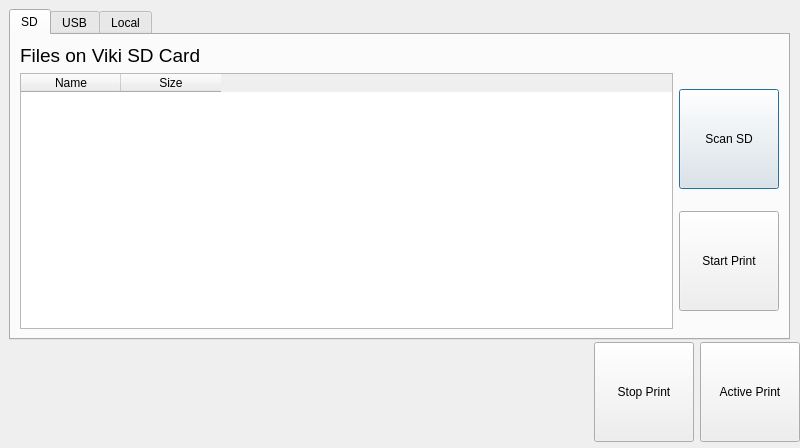
The window that ClientApp/qt/printpage_qt.ui (re3Dprinting/touchscreen) describes before a commit, drawn with Qt 5.
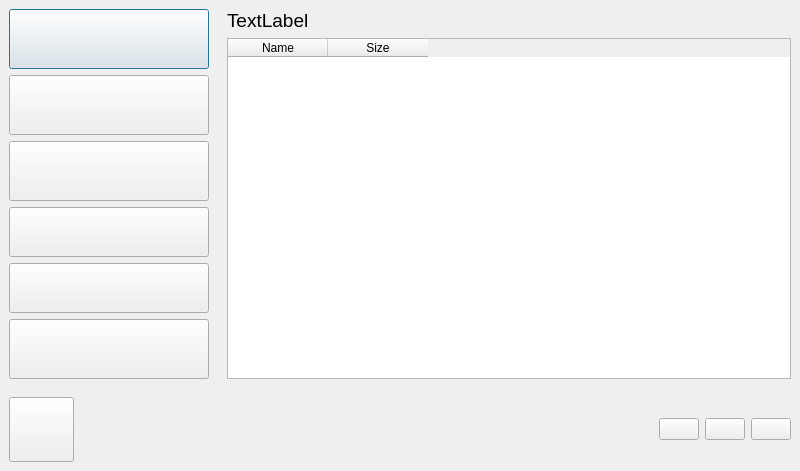
The same window after the commit. Icons and pictures are not drawn.

Commit message: Print Window Overhaul

The edit to the form file:
```diff
--- a/ClientApp/qt/printpage_qt.ui
+++ b/ClientApp/qt/printpage_qt.ui
@@ -19,35 +19,269 @@
   <property name="windowTitle">
    <string>ControlWindow</string>
   </property>
-  <widget class="QTabWidget" name="tabWidget">
-   <property name="geometry">
-    <rect>
-     <x>9</x>
-     <y>9</y>
-     <width>781</width>
-     <height>331</height>
-    </rect>
+  <layout class="QVBoxLayout" name="verticalLayout_7">
+   <property name="spacing">
+    <number>0</number>
    </property>
-   <property name="layoutDirection">
-    <enum>Qt::LeftToRight</enum>
+   <property name="leftMargin">
+    <number>0</number>
    </property>
-   <property name="tabPosition">
-    <enum>QTabWidget::North</enum>
+   <property name="topMargin">
+    <number>0</number>
    </property>
-   <property name="tabShape">
-    <enum>QTabWidget::Rounded</enum>
+   <property name="rightMargin">
+    <number>0</number>
    </property>
+   <property name="bottomMargin">
+    <number>0</number>
+   </property>
+   <item>
+    <layout class="QHBoxLayout" name="horizontalLayout">
+     <property name="spacing">
+      <number>0</number>
+     </property>
+     <item>
+      <widget class="QWidget" name="LeftBar" native="true">
+       <layout class="QVBoxLayout" name="verticalLayout_6">
+        <property name="spacing">
+         <number>6</number>
+        </property>
+        <property name="bottomMargin">
+         <number>9</number>
+        </property>
+        <item>
+         <widget class="QPushButton" name="pushbutton_SDtab">
+          <property name="sizePolicy">
+           <sizepolicy hsizetype="Maximum" vsizetype="Maximum">
+            <horstretch>0</horstretch>
+            <verstretch>0</verstretch>
+           </sizepolicy>
+          </property>
+          <property name="minimumSize">
+           <size>
+            <width>200</width>
+            <height>60</height>
+           </size>
+          </property>
+          <property name="maximumSize">
+           <size>
+            <width>16777215</width>
+            <height>16777215</height>
+           </size>
+          </property>
+          <property name="text">
+           <string/>
+          </property>
+          <property name="icon">
+           <iconset resource="img.qrc">
+            <normaloff>:/img/img/SD.png</normaloff>:/img/img/SD.png</iconset>
+          </property>
+          <property name="iconSize">
+           <size>
+            <width>160</width>
+            <height>40</height>
+           </size>
+          </property>
+         </widget>
+        </item>
+        <item>
+         <widget class="QPushButton" name="pushbutton_USBtab">
+          <property name="sizePolicy">
+           <sizepolicy hsizetype="Maximum" vsizetype="Maximum">
+            <horstretch>0</horstretch>
+            <verstretch>0</verstretch>
+           </sizepolicy>
+          </property>
+          <property name="minimumSize">
+           <size>
+            <width>200</width>
+            <height>60</height>
+           </size>
+          </property>
+          <property name="maximumSize">
+           <size>
+            <width>16777215</width>
+            <height>16777215</height>
+           </size>
+          </property>
+          <property name="text">
+           <string/>
+          </property>
+          <property name="icon">
+           <iconset resource="img.qrc">
+            <normaloff>:/img/img/USB_(2).png</normaloff>:/img/img/USB_(2).png</iconset>
+          </property>
+          <property name="iconSize">
+           <size>
+            <width>160</width>
+            <height>40</height>
+           </size>
+          </property>
+         </widget>
+        </item>
+        <item>
+         <widget class="QPushButton" name="pushbutton_Localtab">
+          <property name="sizePolicy">
+           <sizepolicy hsizetype="Maximum" vsizetype="Maximum">
+            <horstretch>0</horstretch>
+            <verstretch>0</verstretch>
+           </sizepolicy>
+          </property>
+          <property name="minimumSize">
+           <size>
+            <width>200</width>
+            <height>60</height>
+           </size>
+          </property>
+          <property name="maximumSize">
+           <size>
+            <width>16777215</width>
+            <height>16777215</height>
+           </size>
+          </property>
+          <property name="text">
+           <string/>
+          </property>
+          <property name="icon">
+           <iconset resource="img.qrc">
+            <normaloff>:/img/img/LOCAL.png</normaloff>:/img/img/LOCAL.png</iconset>
+          </property>
+          <property name="iconSize">
+           <size>
+            <width>160</width>
+            <height>40</height>
+           </size>
+          </property>
+         </widget>
+        </item>
+        <item>
+         <spacer name="verticalSpacer">
+          <property name="orientation">
+           <enum>Qt::Vertical</enum>
+          </property>
+          <property name="sizeHint" stdset="0">
+           <size>
+            <width>20</width>
+            <height>40</height>
+           </size>
+          </property>
+         </spacer>
+        </item>
+        <item>
+         <widget class="QPushButton" name="pushbutton_folder_up">
+          <property name="sizePolicy">
+           <sizepolicy hsizetype="Maximum" vsizetype="Maximum">
+            <horstretch>0</horstretch>
+            <verstretch>0</verstretch>
+           </sizepolicy>
+          </property>
+          <property name="minimumSize">
+           <size>
+            <width>200</width>
+            <height>50</height>
+           </size>
+          </property>
+          <property name="maximumSize">
+           <size>
+            <width>16777215</width>
+            <height>16777215</height>
+           </size>
+          </property>
+          <property name="text">
+           <string/>
+          </property>
+          <property name="icon">
+           <iconset resource="img.qrc">
+            <normaloff>:/img/img/Up_one_folder.png</normaloff>:/img/img/Up_one_folder.png</iconset>
+          </property>
+          <property name="iconSize">
+           <size>
+            <width>160</width>
+            <height>40</height>
+           </size>
+          </property>
+         </widget>
+        </item>
+        <item>
+         <widget class="QPushButton" name="pushbutton_folder_open">
+          <property name="sizePolicy">
+           <sizepolicy hsizetype="Maximum" vsizetype="Maximum">
+            <horstretch>0</horstretch>
+            <verstretch>0</verstretch>
+           </sizepolicy>
+          </property>
+          <property name="minimumSize">
+           <size>
+            <width>200</width>
+            <height>50</height>
+           </size>
+          </property>
+          <property name="maximumSize">
+           <size>
+            <width>16777215</width>
+            <height>16777215</height>
+           </size>
+          </property>
+          <property name="text">
+           <string/>
+          </property>
+          <property name="icon">
+           <iconset resource="img.qrc">
+            <normaloff>:/img/img/Open_folder.png</normaloff>:/img/img/Open_folder.png</iconset>
+          </property>
+          <property name="iconSize">
+           <size>
+            <width>160</width>
+            <height>40</height>
+           </size>
+          </property>
+         </widget>
+        </item>
+        <item>
+         <widget class="QPushButton" name="pushbutton_scan_sd">
+          <property name="sizePolicy">
+           <sizepolicy hsizetype="Maximum" vsizetype="Maximum">
+            <horstretch>0</horstretch>
+            <verstretch>0</verstretch>
+           </sizepolicy>
+          </property>
+          <property name="minimumSize">
+           <size>
+            <width>200</width>
+            <height>60</height>
+           </size>
+          </property>
+          <property name="maximumSize">
+           <size>
+            <width>16777215</width>
+            <height>16777215</height>
+           </size>
+          </property>
+          <property name="text">
+           <string/>
+          </property>
+          <property name="icon">
+           <iconset resource="img.qrc">
+            <normaloff>:/img/img/Scan.png</normaloff>:/img/img/Scan.png</iconset>
+          </property>
+          <property name="iconSize">
+           <size>
+            <width>160</width>
+            <height>40</height>
+           </size>
+          </property>
+         </widget>
+        </item>
+       </layout>
+      </widget>
+     </item>
+     <item>
+      <widget class="QStackedWidget" name="stackedPrintingOptions">
    <property name="currentIndex">
-    <number>0</number>
-   </property>
-   <property name="elideMode">
-    <enum>Qt::ElideNone</enum>
+        <number>2</number>
    </property>
    <widget class="QWidget" name="SD">
-    <attribute name="title">
-     <string>SD</string>
-    </attribute>
-    <layout class="QVBoxLayout" name="uppervertLayout">
+        <layout class="QVBoxLayout" name="verticalLayout_2">
      <item>
       <widget class="QLabel" name="sd_pathlabel">
        <property name="font">
@@ -61,8 +295,6 @@
       </widget>
      </item>
      <item>
-      <layout class="QHBoxLayout" name="horizontalLayout">
-       <item>
         <widget class="QTableWidget" name="SDFileList">
          <column>
           <property name="text">
@@ -76,69 +308,10 @@
          </column>
         </widget>
        </item>
-       <item>
-        <layout class="QVBoxLayout" name="verticalLayout">
-         <item>
-          <widget class="QPushButton" name="pushbutton_scan_sd">
-           <property name="sizePolicy">
-            <sizepolicy hsizetype="Fixed" vsizetype="Fixed">
-             <horstretch>0</horstretch>
-             <verstretch>0</verstretch>
-            </sizepolicy>
-           </property>
-           <property name="minimumSize">
-            <size>
-             <width>100</width>
-             <height>0</height>
-            </size>
-           </property>
-           <property name="maximumSize">
-            <size>
-             <width>100</width>
-             <height>100</height>
-            </size>
-           </property>
-           <property name="text">
-            <string>Scan SD</string>
-           </property>
-          </widget>
-         </item>
-         <item>
-          <widget class="QPushButton" name="pushbutton_sd_print">
-           <property name="sizePolicy">
-            <sizepolicy hsizetype="Fixed" vsizetype="Fixed">
-             <horstretch>0</horstretch>
-             <verstretch>0</verstretch>
-            </sizepolicy>
-           </property>
-           <property name="minimumSize">
-            <size>
-             <width>100</width>
-             <height>0</height>
-            </size>
-           </property>
-           <property name="maximumSize">
-            <size>
-             <width>100</width>
-             <height>100</height>
-            </size>
-           </property>
-           <property name="text">
-            <string>Start Print</string>
-           </property>
-          </widget>
-         </item>
-        </layout>
-       </item>
-      </layout>
-     </item>
     </layout>
    </widget>
    <widget class="QWidget" name="USB">
-    <attribute name="title">
-     <string>USB</string>
-    </attribute>
-    <layout class="QVBoxLayout" name="uppervertLayout">
+        <layout class="QVBoxLayout" name="verticalLayout_3">
      <item>
       <widget class="QLabel" name="usb_pathlabel">
        <property name="font">
@@ -228,10 +401,7 @@
     </layout>
    </widget>
    <widget class="QWidget" name="Local">
-    <attribute name="title">
-     <string>Local</string>
-    </attribute>
-    <layout class="QVBoxLayout" name="uppervertLayout">
+        <layout class="QVBoxLayout" name="verticalLayout_4">
      <item>
       <widget class="QLabel" name="loc_pathlabel">
        <property name="font">
@@ -245,8 +415,6 @@
       </widget>
      </item>
      <item>
-      <layout class="QHBoxLayout" name="horizontalLayout">
-       <item>
         <widget class="QTableWidget" name="LocalFileList">
          <column>
           <property name="text">
@@ -260,90 +428,37 @@
          </column>
         </widget>
        </item>
-       <item>
-        <layout class="QVBoxLayout" name="verticalLayout">
-         <item>
-          <widget class="QPushButton" name="pushbutton_loc_up">
-           <property name="minimumSize">
-            <size>
-             <width>0</width>
-             <height>50</height>
-            </size>
-           </property>
-           <property name="text">
-            <string>Up One Folder</string>
-           </property>
-          </widget>
-         </item>
-         <item>
-          <widget class="QPushButton" name="pushbutton_loc_open">
-           <property name="minimumSize">
-            <size>
-             <width>0</width>
-             <height>50</height>
-            </size>
-           </property>
-           <property name="text">
-            <string>Open Folder</string>
-           </property>
-          </widget>
-         </item>
-         <item>
-          <spacer name="verticalSpacer">
-           <property name="orientation">
-            <enum>Qt::Vertical</enum>
-           </property>
-           <property name="sizeHint" stdset="0">
-            <size>
-             <width>20</width>
-             <height>40</height>
-            </size>
-           </property>
-          </spacer>
+        </layout>
+       </widget>
+      </widget>
+     </item>
+    </layout>
          </item>
          <item>
-          <widget class="QPushButton" name="pushbutton_loc_print">
+    <widget class="QWidget" name="BottomBar" native="true">
+     <layout class="QHBoxLayout" name="horizontalLayout_2">
+      <item>
+       <widget class="QPushButton" name="Back">
+        <property name="sizePolicy">
+         <sizepolicy hsizetype="Maximum" vsizetype="Maximum">
+          <horstretch>0</horstretch>
+          <verstretch>0</verstretch>
+         </sizepolicy>
+        </property>
            <property name="minimumSize">
             <size>
-             <width>0</width>
-             <height>100</height>
-            </size>
-           </property>
-           <property name="text">
-            <string>Start Print</string>
-           </property>
-          </widget>
-         </item>
-        </layout>
-       </item>
-      </layout>
-     </item>
-    </layout>
-   </widget>
-  </widget>
-  <widget class="QWidget" name="widget" native="true">
-   <property name="geometry">
-    <rect>
-     <x>0</x>
-     <y>332</y>
-     <width>800</width>
-     <height>120</height>
-    </rect>
-   </property>
-   <property name="styleSheet">
-    <string notr="true"/>
-   </property>
-   <layout class="QHBoxLayout" name="horizontalLayout_3">
-    <item>
-     <widget class="QPushButton" name="pushbutton_back">
+          <width>65</width>
+          <height>65</height>
+         </size>
+        </property>
       <property name="maximumSize">
        <size>
-        <width>100</width>
-        <height>100</height>
-       </size>
-      </property>
-      <property name="styleSheet">
-       <string notr="true">* { border: 0px; }</string>
+          <width>16777215</width>
+          <height>16777215</height>
+         </size>
+        </property>
+        <property name="focusPolicy">
+         <enum>Qt::NoFocus</enum>
       </property>
       <property name="text">
        <string/>
@@ -354,8 +469,8 @@
       </property>
       <property name="iconSize">
        <size>
-        <width>100</width>
-        <height>100</height>
+          <width>65</width>
+          <height>65</height>
        </size>
       </property>
      </widget>
@@ -370,52 +485,121 @@
       </property>
       <property name="sizeHint" stdset="0">
        <size>
-        <width>455</width>
-        <height>20</height>
+          <width>282</width>
+          <height>48</height>
        </size>
       </property>
      </spacer>
     </item>
     <item>
      <widget class="QPushButton" name="pushbutton_stop_print">
+        <property name="sizePolicy">
+         <sizepolicy hsizetype="Maximum" vsizetype="Maximum">
+          <horstretch>0</horstretch>
+          <verstretch>0</verstretch>
+         </sizepolicy>
+        </property>
       <property name="minimumSize">
        <size>
-        <width>100</width>
+          <width>0</width>
         <height>0</height>
        </size>
       </property>
       <property name="maximumSize">
        <size>
-        <width>100</width>
-        <height>100</height>
+          <width>16777215</width>
+          <height>16777215</height>
        </size>
       </property>
       <property name="text">
-       <string>Stop Print</string>
+         <string/>
+        </property>
+        <property name="icon">
+         <iconset resource="img.qrc">
+          <normaloff>:/img/img/USB.png</normaloff>:/img/img/USB.png</iconset>
+        </property>
+        <property name="iconSize">
+         <size>
+          <width>120</width>
+          <height>60</height>
+         </size>
+        </property>
+       </widget>
+      </item>
+      <item>
+       <widget class="QPushButton" name="pushbutton_start_print">
+        <property name="sizePolicy">
+         <sizepolicy hsizetype="Maximum" vsizetype="Maximum">
+          <horstretch>0</horstretch>
+          <verstretch>0</verstretch>
+         </sizepolicy>
+        </property>
+        <property name="minimumSize">
+         <size>
+          <width>0</width>
+          <height>0</height>
+         </size>
+        </property>
+        <property name="maximumSize">
+         <size>
+          <width>16777215</width>
+          <height>16777215</height>
+         </size>
+        </property>
+        <property name="text">
+         <string/>
+        </property>
+        <property name="icon">
+         <iconset resource="img.qrc">
+          <normaloff>:/img/img/Start_Print.png</normaloff>:/img/img/Start_Print.png</iconset>
+        </property>
+        <property name="iconSize">
+         <size>
+          <width>120</width>
+          <height>60</height>
+         </size>
       </property>
      </widget>
     </item>
     <item>
      <widget class="QPushButton" name="pushbutton_active_print">
+        <property name="sizePolicy">
+         <sizepolicy hsizetype="Maximum" vsizetype="Maximum">
+          <horstretch>0</horstretch>
+          <verstretch>0</verstretch>
+         </sizepolicy>
+        </property>
       <property name="minimumSize">
        <size>
-        <width>100</width>
+          <width>0</width>
         <height>0</height>
        </size>
       </property>
       <property name="maximumSize">
        <size>
-        <width>100</width>
-        <height>100</height>
+          <width>16777215</width>
+          <height>16777215</height>
        </size>
       </property>
       <property name="text">
-       <string>Active Print</string>
-      </property>
+         <string/>
+        </property>
+        <property name="icon">
+         <iconset resource="img.qrc">
+          <normaloff>:/img/img/Active_Print.png</normaloff>:/img/img/Active_Print.png</iconset>
+        </property>
+        <property name="iconSize">
+         <size>
+          <width>120</width>
+          <height>60</height>
+         </size>
+        </property>
      </widget>
     </item>
    </layout>
   </widget>
+   </item>
+  </layout>
  </widget>
   <resources>
   <include location="img.qrc"/>
```
Left out of the diff: 64 changed lines with no effect on the pictures. Lines whose indentation alone changed are shown as unchanged. The commit also changes 7 other files.
